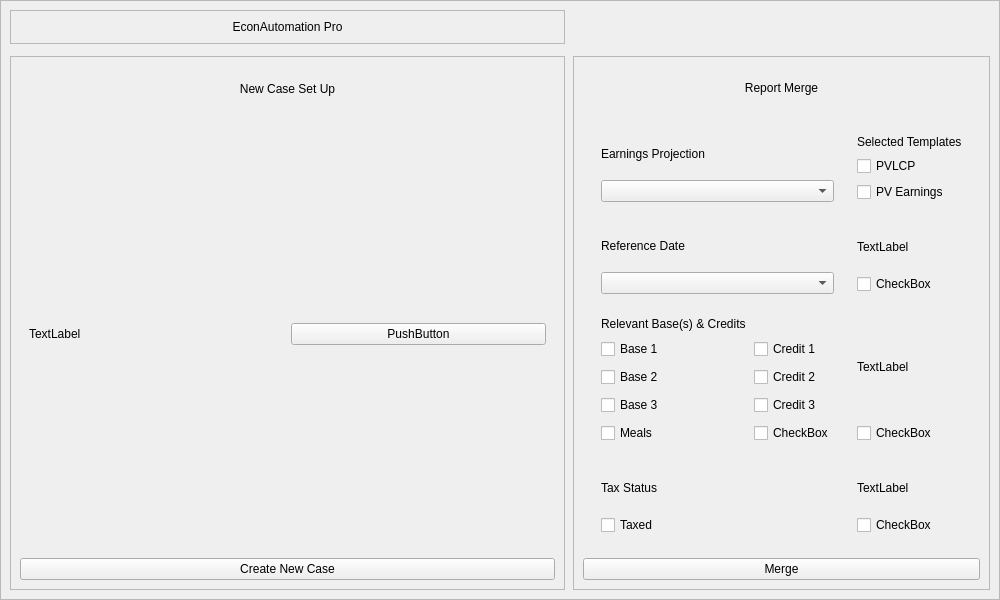
First picture: the form in EconAutomation/src/econ_automation/ea_scripts/gui_files/ui_files/econ_automation_ui.ui, repository ebusseyst/EconAutomation-REP, before the edit.
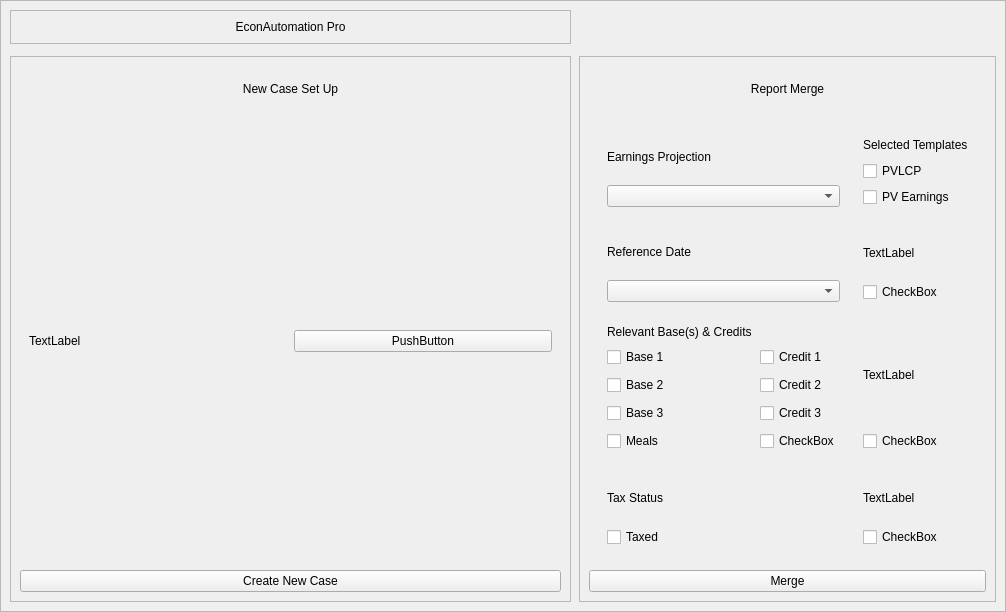
Second picture: the form after the edit.

What changed in the file:
```diff
--- a/EconAutomation/src/econ_automation/ea_scripts/gui_files/ui_files/econ_automation_ui.ui
+++ b/EconAutomation/src/econ_automation/ea_scripts/gui_files/ui_files/econ_automation_ui.ui
@@ -6,8 +6,8 @@
    <rect>
     <x>0</x>
     <y>0</y>
-    <width>1000</width>
-    <height>600</height>
+    <width>1006</width>
+    <height>612</height>
    </rect>
   </property>
   <property name="windowTitle">
```
